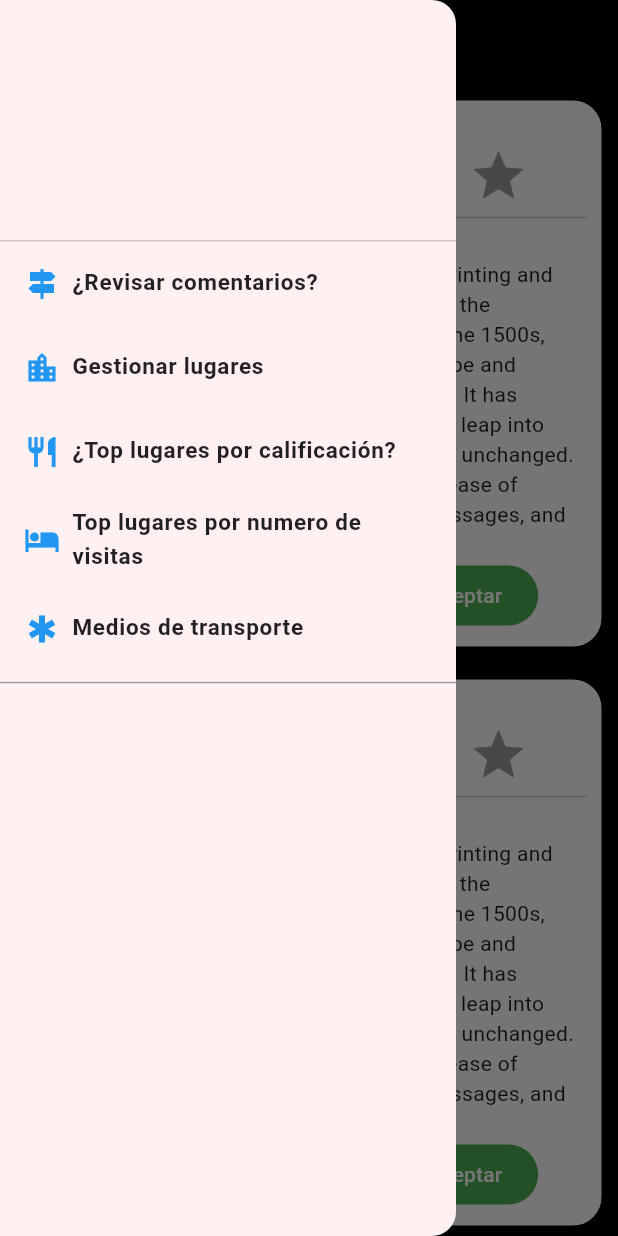
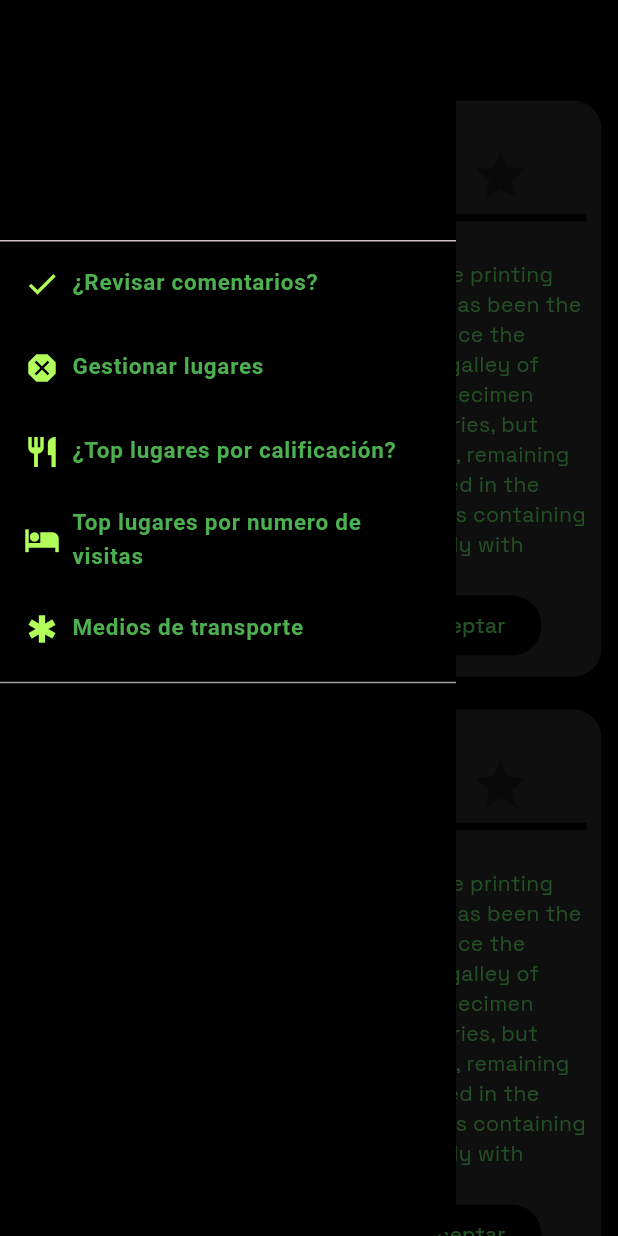
Before and after one commit to Edwin4201/adminhuasca, a Flutter app: the screen it shows after launch, with the side drawer open, on a phone screen of 412 x 824 dp. Run offline on Flutter 3.47's test engine with Material 2 defaults, Android fonts, the light colour scheme and no system bars; drawn by our look-alikes of flutter_rating_bar; our stand-ins replace google_fonts.

Commit message:
app antes de las apis

```diff
--- a/lib/main.dart
+++ b/lib/main.dart
@@ -1,5 +1,6 @@
 import 'package:adminhuasca/routes/pageroutes.dart';
 import 'package:adminhuasca/screens/comentarios_screen.dart';
+import 'package:adminhuasca/screens/lugares_agregar_screen.dart';
 import 'package:adminhuasca/screens/lugares_screen.dart';
 import 'package:adminhuasca/screens/top_lugares_screen.dart';
 import 'package:flutter/material.dart';
@@ -40,6 +41,7 @@ class MyApp extends StatelessWidget {
         PageRoutes.top: (context) => const TopLugaresScreen(),
         PageRoutes.comentarios: (context) => const ComentariosScreen(),
         PageRoutes.lugares: (context) => const LugaresScreen(),
+        "agregarlugar": (context) => LugaresAgregarScreen()
       },
     );
   }
--- a/lib/navigationDrawer/navigationdrawer.dart
+++ b/lib/navigationDrawer/navigationdrawer.dart
@@ -10,19 +10,20 @@ class Navigationdrawer extends StatelessWidget {
   @override
   Widget build(BuildContext context) {
     return Drawer(
+      backgroundColor: Colors.black,
       child: ListView(
         //cambiar por conteiner para poner color
         padding: EdgeInsets.zero,
         children: <Widget>[
           createDrawerHeader(),
           createDrawerBodyItem(
-            icon: Icons.signpost,
+            icon: Icons.check,
             text: '¿Revisar comentarios?',
             onTap: () =>
                 Navigator.pushReplacementNamed(context, PageRoutes.comentarios),
           ),
           createDrawerBodyItem(
-            icon: Icons.location_city,
+            icon: Icons.dangerous,
             text: 'Gestionar lugares',
             onTap: () =>
                 Navigator.pushReplacementNamed(context, PageRoutes.lugares),
--- a/lib/screens/comentarios_screen.dart
+++ b/lib/screens/comentarios_screen.dart
@@ -2,6 +2,7 @@ import 'package:adminhuasca/navigationDrawer/navigationdrawer.dart';
 import 'package:adminhuasca/widgets/mostrar_alerta.dart';
 import 'package:flutter/material.dart';
 import 'package:flutter_rating_bar/flutter_rating_bar.dart';
+import 'package:google_fonts/google_fonts.dart';
 
 class ComentariosScreen extends StatelessWidget {
   static const String routeName = '/Comentarios';
@@ -15,7 +16,7 @@ class ComentariosScreen extends StatelessWidget {
       appBar: AppBar(
         backgroundColor: Colors.black,
         elevation: 0,
-        foregroundColor: Colors.white,
+        foregroundColor: Colors.green,
         shadowColor: Colors.black,
         title: Text("1,765 Restantes"),
       ),
@@ -41,19 +42,28 @@ class ComentarioItem extends StatelessWidget {
       padding: EdgeInsets.all(10),
       margin: EdgeInsets.all(10),
       decoration: BoxDecoration(
-          color: Colors.white,
+          color: Colors.grey[900],
           borderRadius: BorderRadius.circular(20),
           border: Border.all()),
       child: Column(
         children: [
-          Text("Bosque encantado"),
+          Text(
+            "Bosque encantado",
+            style: GoogleFonts.spaceGrotesk(color: Colors.green),
+          ),
           Row(
             mainAxisAlignment: MainAxisAlignment.center,
             children: [
               Column(
                 children: [
-                  Text("24/06/95"),
-                  Text("10:00:00"),
+                  Text(
+                    "24/06/95",
+                    style: GoogleFonts.spaceGrotesk(color: Colors.green),
+                  ),
+                  Text(
+                    "10:00:00",
+                    style: GoogleFonts.spaceGrotesk(color: Colors.green),
+                  ),
                 ],
               ),
               RatingBar.builder(
@@ -66,7 +76,7 @@ class ComentarioItem extends StatelessWidget {
                 itemPadding: EdgeInsets.symmetric(horizontal: 4.0),
                 itemBuilder: (context, _) => Icon(
                   Icons.star,
-                  color: Colors.amber,
+                  color: Colors.lightGreenAccent,
                 ),
                 onRatingUpdate: (rating) {
                   print(rating);
@@ -74,31 +84,52 @@ class ComentarioItem extends StatelessWidget {
               ),
             ],
           ),
-          Divider(),
+          Divider(
+            color: Colors.black,
+            thickness: 5,
+          ),
           Text(
             "# 343",
+            style: GoogleFonts.spaceGrotesk(color: Colors.white),
             textAlign: TextAlign.left,
           ),
           Text(
-              "Lorem Ipsum is simply dummy text of the printing and typesetting industry. Lorem Ipsum has been the industry's standard dummy text ever since the 1500s, when an unknown printer took a galley of type and scrambled it to make a type specimen book. It has survived not only five centuries, but also the leap into electronic typesetting, remaining essentially unchanged. It was popularised in the 1960s with the release of Letraset sheets containing Lorem Ipsum passages, and more recently with desktop ."),
+            "Lorem Ipsum is simply dummy text of the printing and typesetting industry. Lorem Ipsum has been the industry's standard dummy text ever since the 1500s, when an unknown printer took a galley of type and scrambled it to make a type specimen book. It has survived not only five centuries, but also the leap into electronic typesetting, remaining essentially unchanged. It was popularised in the 1960s with the release of Letraset sheets containing Lorem Ipsum passages, and more recently with desktop .",
+            style: GoogleFonts.spaceGrotesk(color: Colors.green),
+          ),
           Row(
             mainAxisAlignment: MainAxisAlignment.spaceAround,
             children: [
               FilledButton.icon(
                   style: ButtonStyle(
-                      backgroundColor: MaterialStatePropertyAll(Colors.red)),
-                  onPressed: () {},
-                  icon: Icon(Icons.delete),
-                  label: Text("Rechazar")),
+                      backgroundColor: MaterialStatePropertyAll(Colors.black)),
+                  onPressed: () {
+                    mostrarAlerta(context, "¡Atención!",
+                        "Desea rechazar este comentario?", "Aceptar", () {});
+                  },
+                  icon: Icon(
+                    Icons.delete,
+                    color: Colors.red,
+                  ),
+                  label: Text(
+                    "Rechazar",
+                    style: GoogleFonts.spaceGrotesk(color: Colors.red),
+                  )),
               FilledButton.icon(
                   style: ButtonStyle(
-                      backgroundColor: MaterialStatePropertyAll(Colors.green)),
+                      backgroundColor: MaterialStatePropertyAll(Colors.black)),
                   onPressed: () {
                     mostrarAlerta(context, "¡Atención!",
                         "Desea aceptar este comentario?", "Aceptar", () {});
                   },
-                  icon: Icon(Icons.check_circle),
-                  label: Text("Aceptar")),
+                  icon: Icon(
+                    Icons.check_circle,
+                    color: Colors.green,
+                  ),
+                  label: Text(
+                    "Aceptar",
+                    style: GoogleFonts.spaceGrotesk(color: Colors.green),
+                  )),
             ],
           )
         ],
--- a/lib/widgets/create_drawer_body_item.dart
+++ b/lib/widgets/create_drawer_body_item.dart
@@ -7,14 +7,14 @@ Widget createDrawerBodyItem(
   return ListTile(
     title: Row(
       children: <Widget>[
-        Icon(icon, color: Colors.blue),
+        Icon(icon, color: Colors.lightGreenAccent),
         Expanded(
           child: Padding(
               padding: const EdgeInsets.only(left: 8.0),
               child: Text(text,
                   style: const TextStyle(
                       fontWeight: FontWeight.bold,
-                      color: Colors.black87,
+                      color: Colors.green,
                       fontSize: 15))),
         )
       ],
--- a/lib/widgets/create_drawer_header.dart
+++ b/lib/widgets/create_drawer_header.dart
@@ -4,9 +4,9 @@ Widget createDrawerHeader() {
   return const DrawerHeader(
       margin: EdgeInsets.zero,
       padding: EdgeInsets.zero,
-      // decoration: const BoxDecoration(
-      //   image: DecorationImage(
-      //       fit: BoxFit.fill, image: AssetImage('assets/header.png')),
-      // ),
+      decoration: const BoxDecoration(color: Colors.black
+          // image: DecorationImage(
+          //     fit: BoxFit.fill, image: AssetImage('assets/header.png')),
+          ),
       child: Stack(children: <Widget>[]));
 }
--- a/lib/widgets/mostrar_alerta.dart
+++ b/lib/widgets/mostrar_alerta.dart
@@ -65,6 +65,7 @@ mostrarAlerta(BuildContext context, String titulo, String subtitulo,
                   child: Text(
                     textoBoton,
                     style: TextStyle(
+                        color: Colors.green,
                         fontSize: MediaQuery.of(context).size.width >= 600
                             ? MediaQuery.of(context).size.width * 0.03
                             : 16),
@@ -78,6 +79,7 @@ mostrarAlerta(BuildContext context, String titulo, String subtitulo,
                   child: Text(
                     "Cancelar",
                     style: TextStyle(
+                        color: Colors.red,
                         fontSize: MediaQuery.of(context).size.width >= 600
                             ? MediaQuery.of(context).size.width * 0.03
                             : 16),
```
Also changed, not shown: lib/screens/lugares_screen.dart (+50 -19 lines), pubspec.yaml (+1 -6 lines), pubspec.lock, 10 other files.
